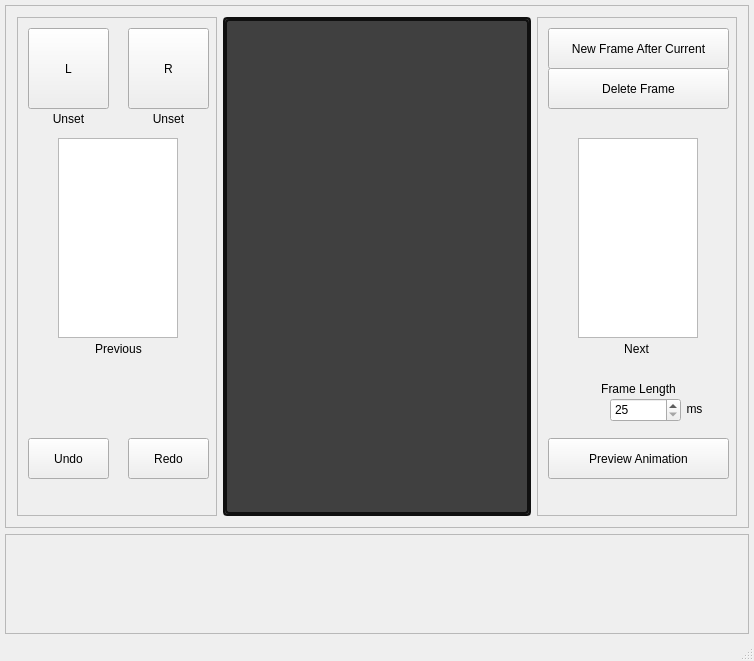
This is Tower_of_Lights_Editor_V3/mainwindow.ui in ThereIsNoEscape/cs383project as Qt 5 draws it before an edit. The edited form follows.
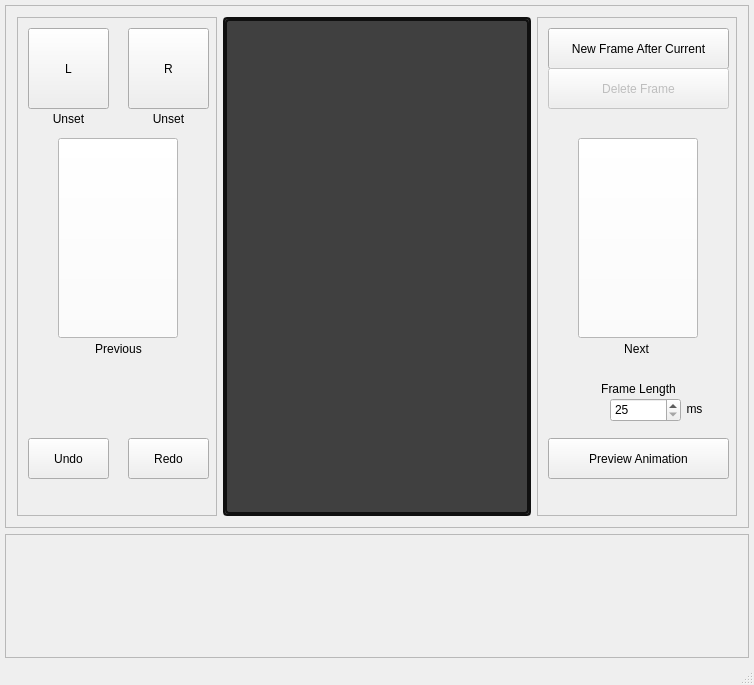
This is the edited form.

```diff
--- a/Tower_of_Lights_Editor_V3/mainwindow.ui
+++ b/Tower_of_Lights_Editor_V3/mainwindow.ui
@@ -7,7 +7,7 @@
     <x>0</x>
     <y>0</y>
     <width>754</width>
-    <height>661</height>
+    <height>685</height>
    </rect>
   </property>
   <property name="sizePolicy">
@@ -156,16 +156,6 @@
              <set>Qt::AlignCenter</set>
             </property>
            </widget>
-           <widget class="QGraphicsView" name="graphicsView">
-            <property name="geometry">
-             <rect>
-              <x>40</x>
-              <y>120</y>
-              <width>120</width>
-              <height>200</height>
-             </rect>
-            </property>
-           </widget>
            <widget class="QLabel" name="label_6">
             <property name="geometry">
              <rect>
@@ -211,6 +201,22 @@
              <string>Undo</string>
             </property>
            </widget>
+           <widget class="QPushButton" name="pushButton_prev">
+            <property name="geometry">
+             <rect>
+              <x>40</x>
+              <y>120</y>
+              <width>120</width>
+              <height>200</height>
+             </rect>
+            </property>
+            <property name="styleSheet">
+             <string notr="true">background-color: rgb(255, 255, 255);</string>
+            </property>
+            <property name="text">
+             <string/>
+            </property>
+           </widget>
           </widget>
          </widget>
         </item>
@@ -279,16 +285,6 @@
              <height>470</height>
             </rect>
            </property>
-           <widget class="QGraphicsView" name="graphicsView_2">
-            <property name="geometry">
-             <rect>
-              <x>40</x>
-              <y>120</y>
-              <width>120</width>
-              <height>200</height>
-             </rect>
-            </property>
-           </widget>
            <widget class="QLabel" name="label_5">
             <property name="geometry">
              <rect>
@@ -321,7 +317,10 @@
              <string>New Frame After Current</string>
             </property>
            </widget>
-           <widget class="QPushButton" name="pushButton_5">
+           <widget class="QPushButton" name="pushButton_delete">
+            <property name="enabled">
+             <bool>false</bool>
+            </property>
             <property name="geometry">
              <rect>
               <x>10</x>
@@ -404,6 +403,22 @@
              <number>1000000</number>
             </property>
            </widget>
+           <widget class="QPushButton" name="pushButton_next">
+            <property name="geometry">
+             <rect>
+              <x>40</x>
+              <y>120</y>
+              <width>120</width>
+              <height>200</height>
+             </rect>
+            </property>
+            <property name="styleSheet">
+             <string notr="true">background-color: rgb(255, 255, 255);</string>
+            </property>
+            <property name="text">
+             <string/>
+            </property>
+           </widget>
           </widget>
          </widget>
         </item>
@@ -422,7 +437,7 @@
       <property name="minimumSize">
        <size>
         <width>0</width>
-        <height>100</height>
+        <height>124</height>
        </size>
       </property>
       <property name="widgetResizable">
@@ -434,7 +449,7 @@
          <x>0</x>
          <y>0</y>
          <width>742</width>
-         <height>98</height>
+         <height>122</height>
         </rect>
        </property>
        <layout class="QHBoxLayout" name="horizontalLayout">
```
Left out of the diff: 18 changed lines with no effect on the pictures.
